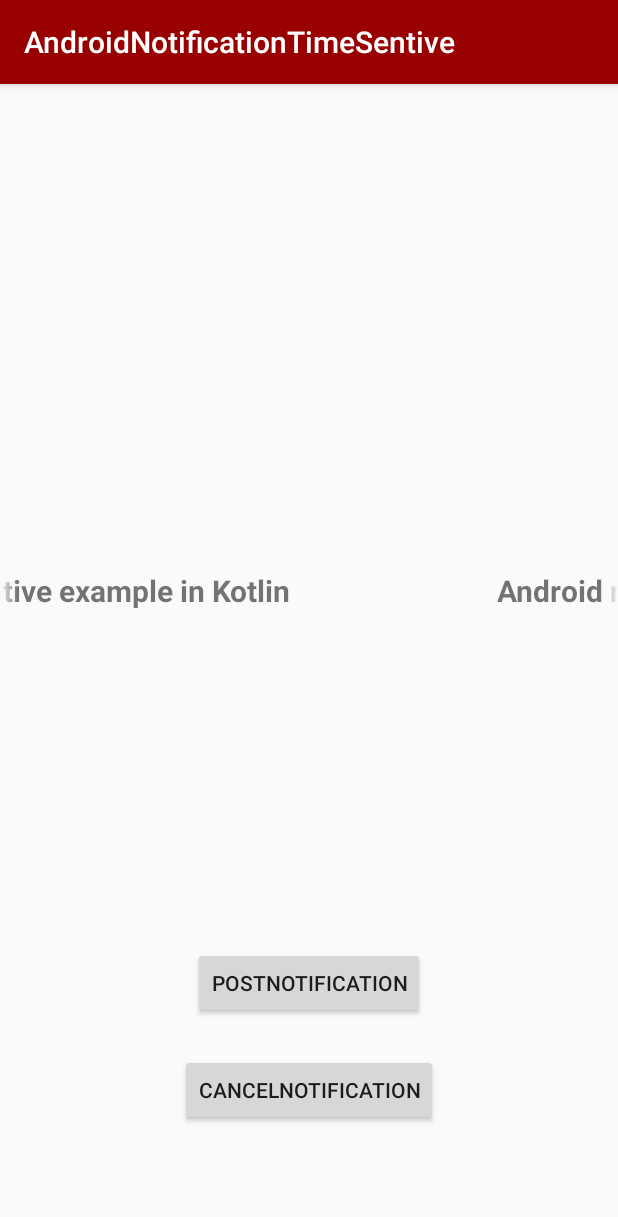
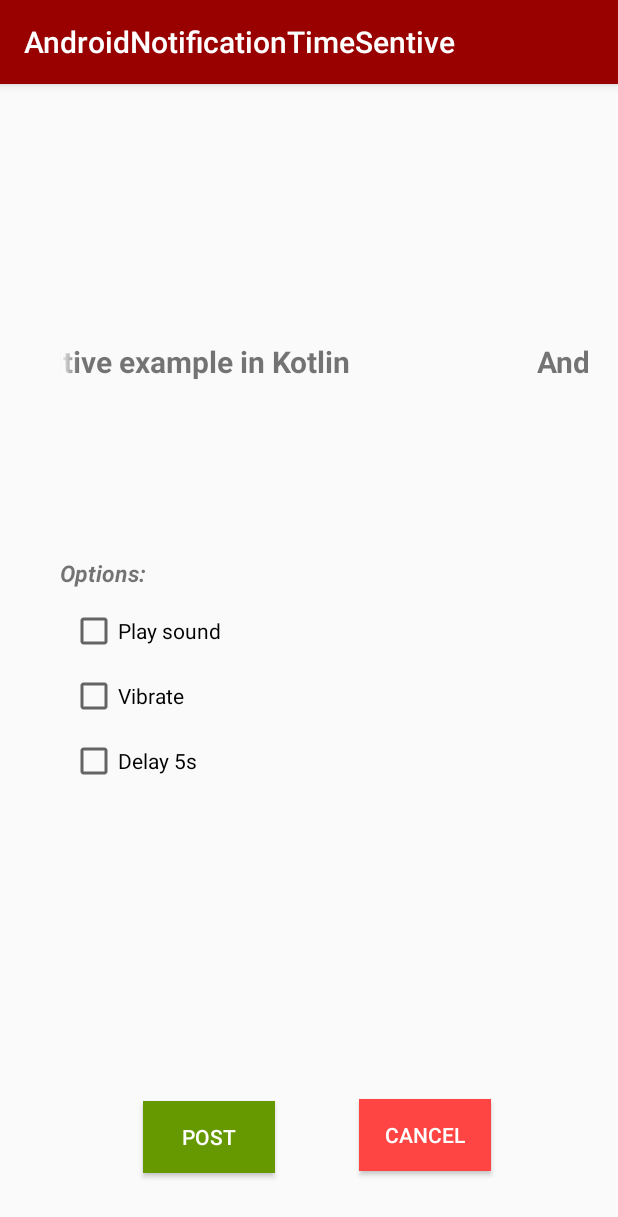
Before and after one commit to layonmartins/AndroidNotificationTime-Sensitive, an Android app: the screen it shows after launch (MainActivity), on a phone screen of 412 x 824 dp. Shown: the top 1217 px of the screen. Run offline under Robolectric (Android 15) with nearby library versions, the phone set to English and light mode, and no system bars.

Commit message:
change layout of the activity_main.xml

```diff
--- a/app/src/main/AndroidManifest.xml
+++ b/app/src/main/AndroidManifest.xml
@@ -17,7 +17,8 @@
 
         <service android:name=".ForegroundService"></service>
 
-        <activity android:name=".MainActivity">
+        <activity android:name=".MainActivity"
+            android:screenOrientation="portrait">
             <intent-filter>
                 <action android:name="android.intent.action.MAIN" />
 
--- a/app/src/main/res/layout/activity_main.xml
+++ b/app/src/main/res/layout/activity_main.xml
@@ -4,46 +4,91 @@
     xmlns:tools="http://schemas.android.com/tools"
     android:layout_width="match_parent"
     android:layout_height="match_parent"
+    android:padding="20dp"
     tools:context=".MainActivity">
 
     <TextView
         android:id="@+id/textView"
         android:layout_width="wrap_content"
         android:layout_height="wrap_content"
-        android:layout_marginTop="324dp"
-        android:layout_marginEnd="50dp"
-        android:layout_marginStart="50dp"
-        android:textStyle="bold"
+        android:layout_marginStart="20dp"
+        android:layout_marginTop="150dp"
+        android:layout_marginBottom="149dp"
         android:ellipsize="marquee"
         android:fadingEdge="horizontal"
         android:marqueeRepeatLimit="marquee_forever"
+        android:singleLine="true"
         android:text="Android notification time-sensitive example in Kotlin"
-        android:singleLine="true"
         android:textSize="20sp"
-        app:layout_constraintLeft_toLeftOf="parent"
-        app:layout_constraintRight_toRightOf="parent"
+        android:textStyle="bold"
+        app:layout_constraintBottom_toTopOf="@+id/checkBox_play_sound"
+        app:layout_constraintStart_toStartOf="parent"
         app:layout_constraintTop_toTopOf="parent" />
 
     <Button
         android:id="@+id/buttonPost"
         android:layout_width="wrap_content"
         android:layout_height="wrap_content"
-        android:layout_marginTop="224dp"
-        android:text="postNotification"
-        app:layout_constraintEnd_toEndOf="parent"
-        app:layout_constraintStart_toStartOf="parent"
-        app:layout_constraintTop_toBottomOf="@+id/textView" />
+        android:layout_marginStart="20dp"
+        android:layout_marginBottom="22dp"
+        android:text="Post"
+        android:background="@android:color/holo_green_dark"
+        android:textColor="@android:color/white"
+        app:layout_constraintBottom_toBottomOf="parent"
+        app:layout_constraintEnd_toStartOf="@+id/buttonCancel"
+        app:layout_constraintStart_toStartOf="parent" />
 
     <Button
         android:id="@+id/buttonCancel"
         android:layout_width="wrap_content"
         android:layout_height="wrap_content"
-        android:text="CancelNotification"
-        android:layout_marginBottom="50dp"
+        android:layout_marginEnd="9dp"
+        android:layout_marginBottom="23dp"
+        android:text="Cancel"
+        android:background="@android:color/holo_red_light"
+        android:textColor="@android:color/white"
         app:layout_constraintBottom_toBottomOf="parent"
         app:layout_constraintEnd_toEndOf="parent"
+        app:layout_constraintStart_toEndOf="@+id/buttonPost" />
+
+    <CheckBox
+        android:id="@+id/checkBox_play_sound"
+        android:layout_width="wrap_content"
+        android:layout_height="wrap_content"
+        android:layout_marginTop="12dp"
+        android:text="Play sound"
+        app:layout_constraintEnd_toEndOf="@+id/textView3"
+        app:layout_constraintStart_toEndOf="@+id/textView3"
+        app:layout_constraintTop_toBottomOf="@+id/textView3" />
+
+    <CheckBox
+        android:id="@+id/checkBox_vibrate"
+        android:layout_width="wrap_content"
+        android:layout_height="wrap_content"
+        android:layout_marginTop="11dp"
+        android:text="Vibrate"
+        app:layout_constraintStart_toStartOf="@+id/checkBox_play_sound"
+        app:layout_constraintTop_toBottomOf="@+id/checkBox_play_sound" />
+
+    <CheckBox
+        android:id="@+id/checkBox_delay"
+        android:layout_width="wrap_content"
+        android:layout_height="wrap_content"
+        android:layout_marginTop="11dp"
+        android:text="Delay 5s"
+        app:layout_constraintStart_toStartOf="@+id/checkBox_vibrate"
+        app:layout_constraintTop_toBottomOf="@+id/checkBox_vibrate" />
+
+    <TextView
+        android:id="@+id/textView3"
+        android:layout_width="wrap_content"
+        android:layout_height="wrap_content"
+        android:layout_marginStart="20dp"
+        android:layout_marginTop="295dp"
+        android:text="Options:"
+        android:textStyle="bold|italic"
+        android:textSize="15sp"
         app:layout_constraintStart_toStartOf="parent"
-        app:layout_constraintTop_toBottomOf="@+id/buttonPost"
-        app:layout_constraintVertical_bias="0.50" />
+        app:layout_constraintTop_toTopOf="parent" />
 
 </androidx.constraintlayout.widget.ConstraintLayout>
```
